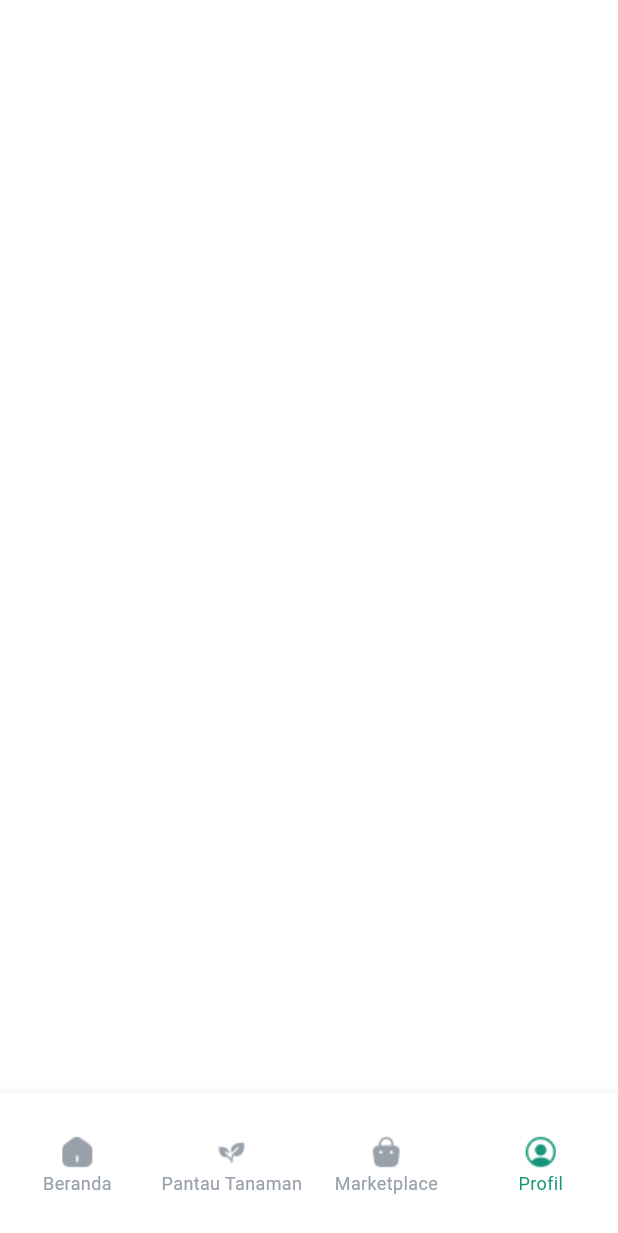
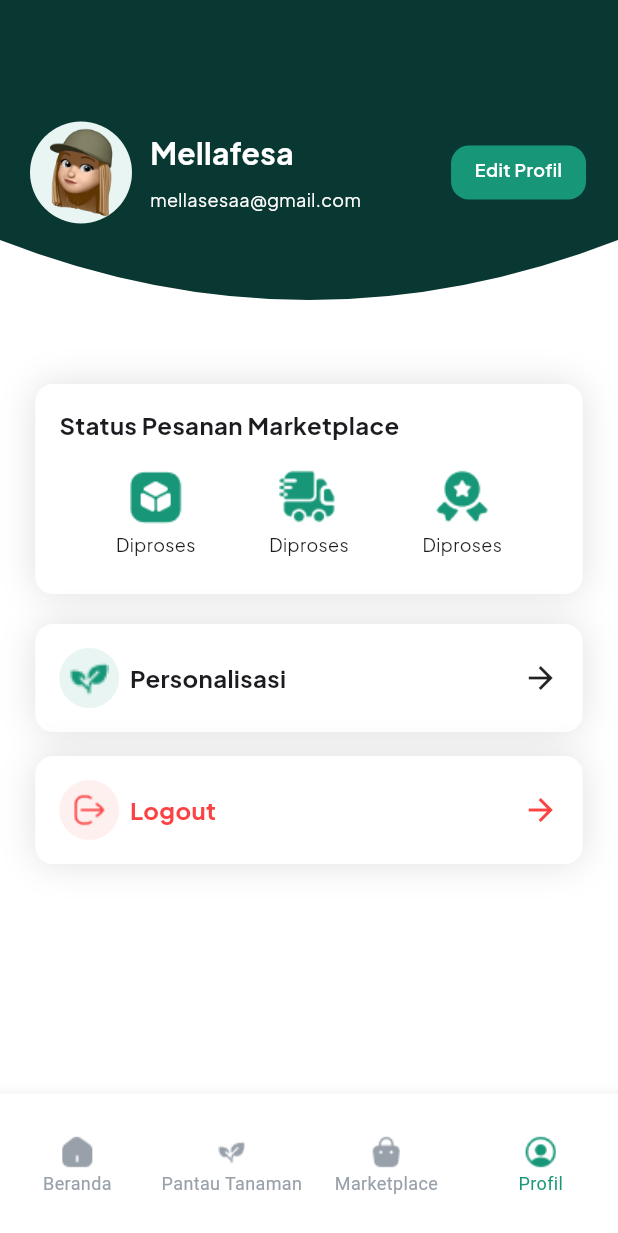
Before and after one commit to D2XPD2XP/clone-hydropome, a Flutter app: the screen it shows after launch, item 4 of the bottom bar chosen, on a phone screen of 412 x 824 dp. Shown: the top 1233 px of the screen. Run offline on Flutter 3.47's test engine with Material 3 defaults, Android fonts, the light colour scheme and no system bars; our stand-ins replace google_fonts.

Commit message:
finalize Profile Page

```diff
--- a/lib/screens/list_tanaman_page.dart
+++ b/lib/screens/list_tanaman_page.dart
@@ -102,6 +102,7 @@ class ListTanamanPage extends StatelessWidget {
                 ],
               ),
             ),
+            SizedBox(height: 10,)
           ],
         ),
       ),
--- a/lib/screens/profile_page.dart
+++ b/lib/screens/profile_page.dart
@@ -1,13 +1,137 @@
+import 'package:clone_hydropome/widgets/profile_header.dart';
+import 'package:clone_hydropome/widgets/status_pesanan_item.dart';
 import 'package:flutter/material.dart';
+import 'package:google_fonts/google_fonts.dart';
 
-class ProfilePage extends StatelessWidget{
-  const ProfilePage({super.key,});
+class ProfilePage extends StatelessWidget {
+  const ProfilePage({super.key});
 
   @override
   Widget build(BuildContext context) {
     return Scaffold(
       backgroundColor: Colors.white,
-
+      body: SingleChildScrollView(
+        child: Column(
+          children: [
+            ProfileHeader(),
+            SizedBox(height: 56),
+            Container(
+              width: 365,
+              height: 140,
+              margin: EdgeInsets.symmetric(horizontal: 20),
+              padding: EdgeInsets.all(16),
+              decoration: BoxDecoration(
+                borderRadius: BorderRadius.circular(12),
+                color: Colors.white,
+                boxShadow: [BoxShadow(color: Colors.black12, blurRadius: 20)],
+              ),
+              child: Column(
+                crossAxisAlignment: CrossAxisAlignment.start,
+                children: [
+                  Text(
+                    'Status Pesanan Marketplace',
+                    style: GoogleFonts.plusJakartaSans(
+                      fontSize: 16,
+                      fontWeight: FontWeight.bold,
+                    ),
+                  ),
+                  SizedBox(height: 16),
+                  Row(
+                    mainAxisAlignment: MainAxisAlignment.center,
+                    children: [
+                      StatusPesananItem(
+                        image: 'assets/3d-square.png',
+                        label: 'Diproses',
+                      ),
+                      SizedBox(width: 49),
+                      StatusPesananItem(
+                        image: 'assets/truck-fast.png',
+                        label: 'Diproses',
+                      ),
+                      SizedBox(width: 49),
+                      StatusPesananItem(
+                        image: 'assets/medal-star.png',
+                        label: 'Diproses',
+                      ),
+                    ],
+                  ),
+                ],
+              ),
+            ),
+            SizedBox(height: 20),
+            Container(
+              width: 365,
+              height: 72,
+              margin: EdgeInsets.symmetric(horizontal: 20),
+              padding: EdgeInsets.all(16),
+              decoration: BoxDecoration(
+                borderRadius: BorderRadius.circular(12),
+                color: Colors.white,
+                boxShadow: [BoxShadow(color: Colors.black12, blurRadius: 20)],
+              ),
+              child: Row(
+                children: [
+                  Container(
+                    width: 40,
+                    height: 40,
+                    decoration: BoxDecoration(
+                      color: Color(0xFFE8F5F2),
+                      shape: BoxShape.circle,
+                    ),
+                    child: Image.asset('assets/logo_plant.png', scale: 0.7),
+                  ),
+                  SizedBox(width: 7),
+                  Text(
+                    'Personalisasi',
+                    style: GoogleFonts.plusJakartaSans(
+                      fontSize: 16,
+                      fontWeight: FontWeight.bold,
+                    ),
+                  ),
+                  Spacer(),
+                  Icon(Icons.arrow_forward_sharp,)
+                ],
+              ),
+            ),
+            SizedBox(height: 16),
+            Container(
+              width: 365,
+              height: 72,
+              margin: EdgeInsets.symmetric(horizontal: 20),
+              padding: EdgeInsets.all(16),
+              decoration: BoxDecoration(
+                borderRadius: BorderRadius.circular(12),
+                color: Colors.white,
+                boxShadow: [BoxShadow(color: Colors.black12, blurRadius: 20)],
+              ),
+              child: Row(
+                children: [
+                  Container(
+                    width: 40,
+                    height: 40,
+                    decoration: BoxDecoration(
+                      color: Color(0xFFFFF0F0),
+                      shape: BoxShape.circle,
+                    ),
+                    child: Image.asset('assets/Logout.png'),
+                  ),
+                  SizedBox(width: 7),
+                  Text(
+                    'Logout',
+                    style: GoogleFonts.plusJakartaSans(
+                      fontSize: 16,
+                      fontWeight: FontWeight.bold,
+                      color: Color(0xFFFC4343)
+                    ),
+                  ),
+                  Spacer(),
+                  Icon(Icons.arrow_forward_sharp, color: Color(0xFFFC4343),)
+                ],
+              ),
+            ),
+          ],
+        ),
+      ),
     );
   }
 }
--- /dev/null
+++ b/lib/widgets/profile_header.dart
@@ -0,0 +1,78 @@
+import 'package:clone_hydropome/widgets/bottom_clipper.dart';
+import 'package:flutter/material.dart';
+import 'package:google_fonts/google_fonts.dart';
+
+class ProfileHeader extends StatelessWidget {
+  const ProfileHeader({super.key});
+
+  @override
+  Widget build(BuildContext context) {
+    return ClipPath(
+      clipper: BottomClipper(),
+      child: Container(
+        padding: EdgeInsets.only(top: 30, left: 20, right: 20),
+        color: Color(0xFF093731),
+        height: 200,
+        child: Row(
+          children: [
+            Container(
+              width: 68,
+              height: 68,
+              decoration: BoxDecoration(
+                color: Color(0xFFE8F5F2),
+                shape: BoxShape.circle,
+              ),
+              child: Image.asset('assets/memoji_girl.png', scale: 2),
+            ),
+            SizedBox(width: 12),
+            Column(
+              mainAxisSize: MainAxisSize.min,
+              crossAxisAlignment: CrossAxisAlignment.start,
+              children: [
+                Text(
+                  'Mellafesa',
+                  style: GoogleFonts.plusJakartaSans(
+                    fontSize: 20,
+                    fontWeight: FontWeight.bold,
+                    color: Colors.white,
+                  ),
+                ),
+                SizedBox(height: 8),
+                Text(
+                  'mellasesaa@gmail.com',
+                  style: GoogleFonts.plusJakartaSans(
+                    fontSize: 12,
+                    fontWeight: FontWeight.w400,
+                    color: Colors.white,
+                  ),
+                ),
+              ],
+            ),
+            SizedBox(width: 60),
+            InkWell(
+              onTap: () {},
+              child: Container(
+                padding: EdgeInsets.symmetric(vertical: 8),
+                width: 90,
+                height: 36,
+                decoration: BoxDecoration(
+                  color: Color(0xFF179778),
+                  borderRadius: BorderRadius.circular(12),
+                ),
+                child: Text(
+                  "Edit Profil",
+                  style: GoogleFonts.plusJakartaSans(
+                    color: Colors.white,
+                    fontWeight: FontWeight.w600,
+                    fontSize: 12,
+                  ),
+                  textAlign: TextAlign.center,
+                ),
+              ),
+            ),
+          ],
+        ),
+      ),
+    );
+  }
+}
--- /dev/null
+++ b/lib/widgets/status_pesanan_item.dart
@@ -0,0 +1,30 @@
+import 'package:flutter/material.dart';
+import 'package:google_fonts/google_fonts.dart';
+
+class StatusPesananItem extends StatelessWidget {
+  const StatusPesananItem({
+    super.key,
+    required this.image,
+    required this.label,
+  });
+
+  final String image;
+  final String label;
+
+  @override
+  Widget build(BuildContext context) {
+    return Column(
+      children: [
+        Image.asset(image),
+        SizedBox(height: 4),
+        Text(
+          label,
+          style: GoogleFonts.plusJakartaSans(
+            fontWeight: FontWeight.w400,
+            fontSize: 12,
+          ),
+        ),
+      ],
+    );
+  }
+}
--- a/lib/widgets/tanaman_item.dart
+++ b/lib/widgets/tanaman_item.dart
@@ -89,9 +89,9 @@ class TanamanItem extends StatelessWidget {
             );
           },
           child: Container(
+            padding: EdgeInsets.symmetric(vertical: 8),
             width: 64,
             height: 36,
-            padding: EdgeInsets.symmetric(horizontal: 11, vertical: 10),
             decoration: BoxDecoration(
               color: Color(0xFF179778),
               borderRadius: BorderRadius.circular(12),
@@ -103,6 +103,7 @@ class TanamanItem extends StatelessWidget {
                 fontWeight: FontWeight.w600,
                 fontSize: 12,
               ),
+              textAlign: TextAlign.center,
             ),
           ),
         ),
```
Also changed, not shown: assets/3d-square.png (added), assets/Logout.png (added), assets/medal-star.png (added), assets/memoji_girl.png (added), assets/truck-fast.png (added).
